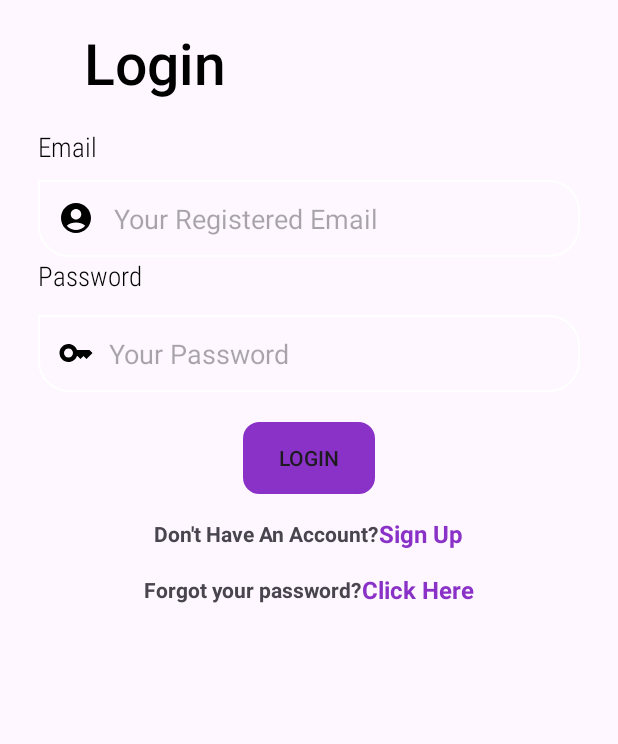
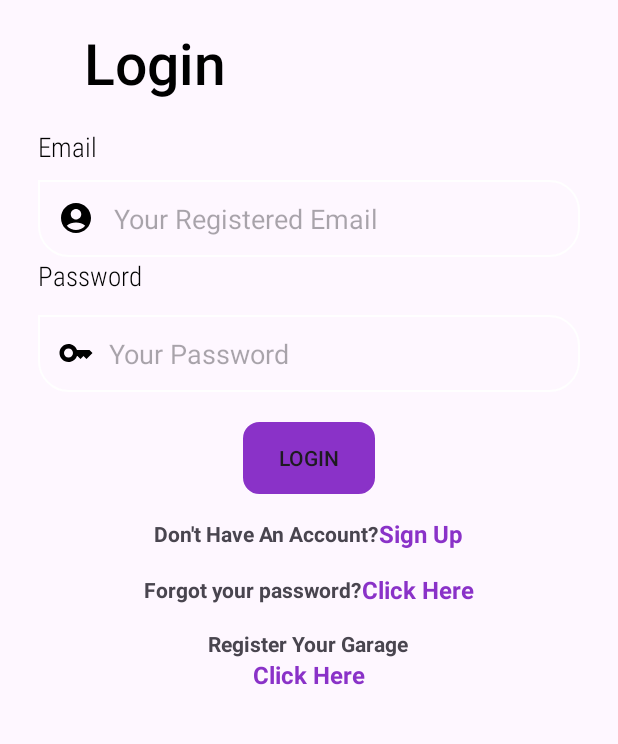
Before and after one commit to harshitchauhan0/FixWheels, an Android app: the screen it shows after launch (LoginActivity), on a phone screen of 412 x 824 dp, the part 300-1044 px from its top. Run offline under Robolectric (Android 15) with nearby library versions, the phone set to English and light mode, and no system bars; our stand-ins replace Firebase (no records; nobody signed in at launch, a user with empty details on screens opened directly), data binding.

```diff
--- a/app/src/main/java/com/harshit/fixwheels/activities/LoginActivity.kt
+++ b/app/src/main/java/com/harshit/fixwheels/activities/LoginActivity.kt
@@ -29,6 +29,9 @@ class LoginActivity : AppCompatActivity() {
         binding.forgotpassword.setOnClickListener {
             val intent = Intent(this, ForgetActivity::class.java)
             startActivity(intent)
+        }
+        binding.registerGarageBTN.setOnClickListener {
+
         }
         binding.loginBTN.setOnClickListener {
             if(TextUtils.isEmpty(binding.loginEmail.text) or TextUtils.isEmpty(binding.loginPassword.text)){
--- a/app/src/main/res/layout/activity_login.xml
+++ b/app/src/main/res/layout/activity_login.xml
@@ -37,7 +37,7 @@
         <LinearLayout
             android:id="@+id/linearLayout"
             android:layout_width="match_parent"
-            android:layout_height="wrap_content"
+            android:layout_height="550dp"
             android:layout_marginStart="25sp"
             android:layout_marginTop="18sp"
             android:layout_marginEnd="25sp"
@@ -179,6 +179,42 @@
 
             </LinearLayout>
 
+
+            <LinearLayout
+                android:layout_width="match_parent"
+                android:orientation="vertical"
+                android:layout_marginTop="15sp"
+                android:gravity="center"
+                android:layout_height="wrap_content">
+
+                <TextView
+                    android:layout_width="wrap_content"
+                    android:layout_height="wrap_content"
+                    android:text="Register Your Garage"
+                    android:textStyle="bold"
+                    app:layout_constraintBottom_toBottomOf="parent"
+                    app:layout_constraintEnd_toEndOf="parent"
+                    app:layout_constraintStart_toStartOf="parent"
+                    app:layout_constraintVertical_bias=".2"
+                    app:layout_constraintHorizontal_bias=".4"
+                    app:layout_constraintTop_toBottomOf="@+id/login_btn" />
+
+                <TextView
+                    android:id="@+id/registerGarageBTN"
+                    android:layout_width="wrap_content"
+                    android:layout_height="wrap_content"
+                    android:text="@string/click_here"
+                    android:textColor="#8A32C8"
+                    app:layout_constraintHorizontal_bias="0"
+                    android:textSize="16sp"
+                    android:textStyle="bold"
+                    app:layout_constraintBottom_toBottomOf="@+id/textView2"
+                    app:layout_constraintEnd_toEndOf="parent"
+                    app:layout_constraintStart_toEndOf="@+id/textView2"
+                    app:layout_constraintTop_toTopOf="@+id/textView2" />
+
+            </LinearLayout>
+
         </LinearLayout>
 
 
--- a/app/src/main/res/menu/menu.xml
+++ b/app/src/main/res/menu/menu.xml
@@ -10,4 +10,9 @@
         android:icon="@drawable/icon"
         android:title="@string/shop"/>
 
+    <item
+        android:id="@+id/logout"
+        android:icon="@drawable/_124045_logout_icon"
+        android:title="@string/logout"/>
+
 </menu>
--- a/app/src/main/res/values/strings.xml
+++ b/app/src/main/res/values/strings.xml
@@ -34,4 +34,5 @@
     <string name="your_mechanic_is_on_the_way">Your Mechanic is on the way</string>
     <string name="thank_you_n_please_come_again">Thank you\n Please Come Again.</string>
     <string name="welcome_to_our_app">Welcome to Our App</string>
+    <string name="logout">Logout</string>
 </resources>
```
Also changed, not shown: app/src/main/java/com/harshit/fixwheels/LogoutFragment.kt (added, +37 -0 lines), app/src/main/java/com/harshit/fixwheels/activities/MainActivity.kt (+7 -0 lines), app/src/main/res/drawable/_124045_logout_icon.xml (added, +13 -0 lines), app/src/main/res/layout/fragment_logout.xml (added, +10 -0 lines).
